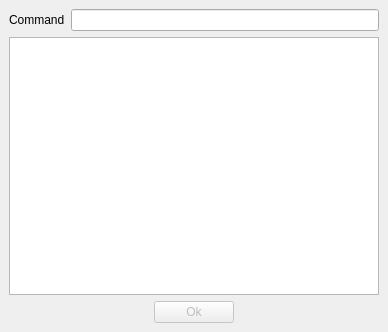
The window that toolexec.ui (qmc2/qmc2-mame-fe) describes before a commit, drawn with Qt 5.
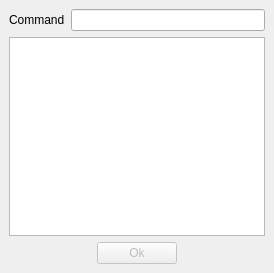
The same window after the commit.

```diff
--- a/toolexec.ui
+++ b/toolexec.ui
@@ -1,13 +1,13 @@
 <ui version="4.0" >
  <author>R. Reucher</author>
  <class>ToolExecutor</class>
- <widget class="QDialog" name="ToolExecutor" >
-  <property name="geometry" >
+ <widget class="QDialog" name="ToolExecutor">
+  <property name="geometry">
    <rect>
     <x>0</x>
     <y>0</y>
-    <width>388</width>
-    <height>332</height>
+    <width>274</width>
+    <height>273</height>
    </rect>
   </property>
   <property name="windowTitle" >
@@ -113,7 +113,7 @@
    </item>
   </layout>
  </widget>
- <layoutdefault spacing="6" margin="9" />
+ <layoutdefault spacing="6" margin="9"/>
  <tabstops>
   <tabstop>lineEditCommand</tabstop>
   <tabstop>textBrowserToolOutput</tabstop>
```
Left out of the diff: 76 changed lines with no effect on the pictures.
